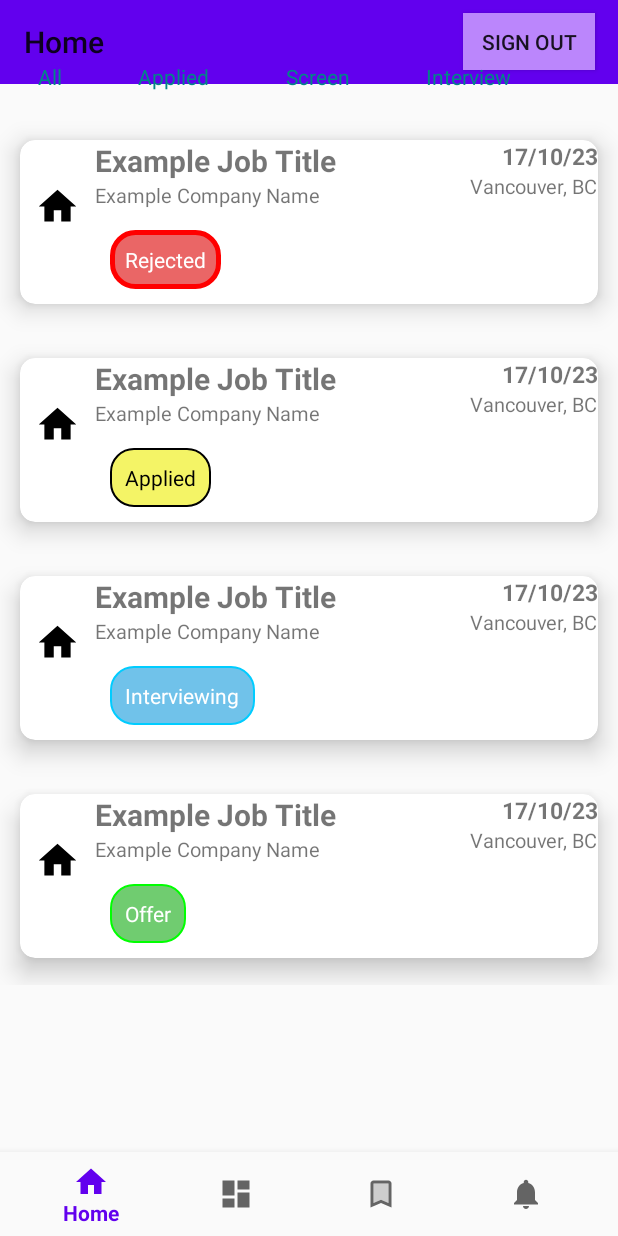
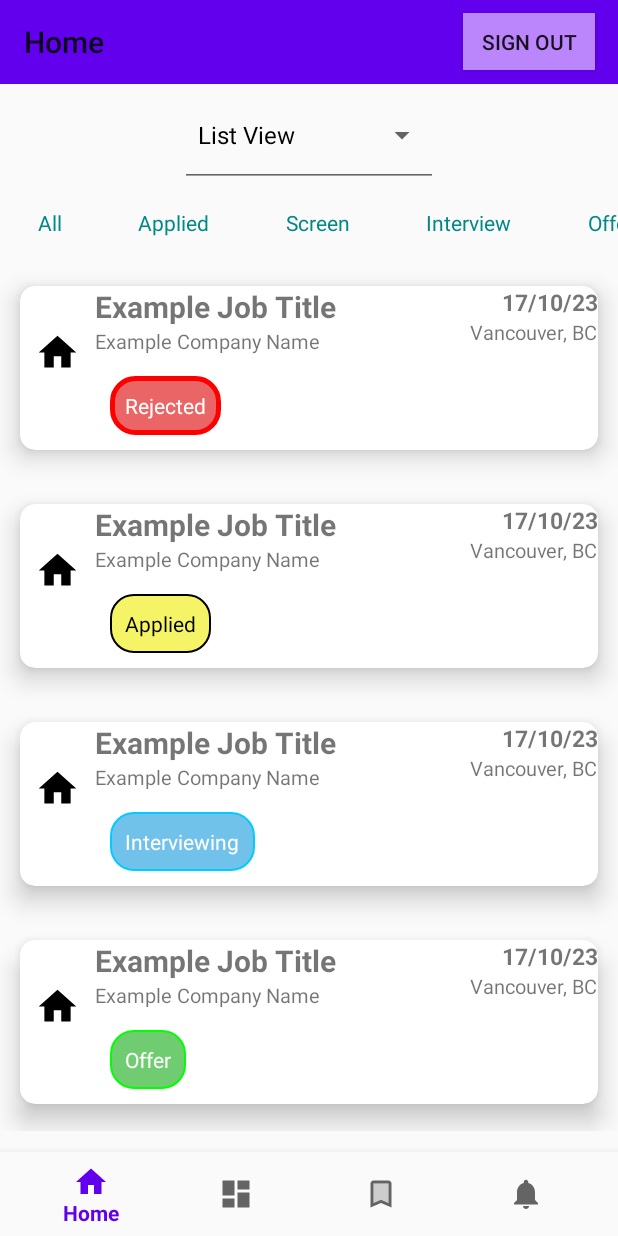
Before and after one commit to katiesun138/FinalProject362, an Android app: the screen it shows after launch once a user with an empty profile is signed in (MainActivity), on a phone screen of 412 x 824 dp. Run offline under Robolectric (Android 15) with nearby library versions, the phone set to English and light mode, and no system bars; our stand-ins replace Firebase (no records; nobody signed in at launch, a user with empty details on screens opened directly), navigation-ui; libraries missing offline, so code that uses them is left out: com.firebase.ui.

Commit message:
Home UI cleaned up

```diff
--- a/app/src/main/java/com/example/fin362/home_detail.kt
+++ /dev/null
@@ -1,6 +0,0 @@
-package com.example.fin362
-
-// TODO: Rename parameter arguments, choose names that match
-// the fragment initialization parameters, e.g. ARG_ITEM_NUMBER
-private const val ARG_PARAM1 = "param1"
-private const val ARG_PARAM2 = "param2"
--- a/app/src/main/java/com/example/fin362/ui/home/HomeFragment.kt
+++ b/app/src/main/java/com/example/fin362/ui/home/HomeFragment.kt
@@ -20,44 +20,15 @@ class HomeFragment : Fragment() {
     // This property is only valid between onCreateView and
     // onDestroyView.
     private val binding get() = _binding!!
+    private lateinit var viewModel: HomeViewModel
 
-    private fun historyDetailSetup(view: View){
-        val jobList = view.findViewById<LinearLayout>(R.id.history_job_list)
-        /*
-                for(cardIndex in 0..jobList.childCount){
-                    val card = jobList.getChildAt(cardIndex)
+    private fun spinnerSetup(view: View) {
+        val layoutSpinner = view.findViewById<Spinner>(R.id.history_view_spinner)
+        val adapter = ArrayAdapter(requireContext(),
+            android.R.layout.simple_spinner_dropdown_item,
+            resources.getStringArray(R.array.history_layout_types))
 
-                    card.setOnClickListener{
-                        //TODO: This doesn't pass any info, it just changes fragments.
-                        //Not actually useful in its current state!
-                        val fragTransaction = requireActivity().supportFragmentManager.beginTransaction()
-                        fragTransaction.replace(R.id.nav_host_fragment_activity_main, HomeDetail())
-                        fragTransaction.commit()
-                    }
-                }*/
-    }
-
-    override fun onCreateView(
-        inflater: LayoutInflater,
-        container: ViewGroup?,
-        savedInstanceState: Bundle?
-    ): View {
-        val homeViewModel =
-            ViewModelProvider(this)[HomeViewModel::class.java]
-
-        _binding = FragmentHomeBinding.inflate(inflater, container, false)
-        val view: View = binding.root
-
-        val layoutSpinner = view.findViewById<Spinner>(R.id.history_view_spinner)
-
-        ArrayAdapter.createFromResource(
-            requireContext(),
-            R.array.history_layout_types,
-            android.R.layout.simple_spinner_item
-        ).also { adapter ->
-            adapter.setDropDownViewResource(android.R.layout.simple_spinner_dropdown_item)
-            layoutSpinner.adapter = adapter
-        }
+        layoutSpinner.adapter = adapter
 
         layoutSpinner.onItemSelectedListener = object : AdapterView.OnItemSelectedListener{
             override fun onNothingSelected(parent: AdapterView<*>?) {
@@ -66,13 +37,41 @@ class HomeFragment : Fragment() {
 
             override fun onItemSelected(parent: AdapterView<*>?, view: View?, position: Int, id: Long) {
                 when(position){
-                    0 -> homeViewModel.compactView = false
-                    1 -> homeViewModel.compactView = true
-                    else -> homeViewModel.compactView = false // Shouldn't be possible
+                    0 -> viewModel.compactView = false
+                    1 -> viewModel.compactView = true
+                    else -> viewModel.compactView = false // Shouldn't be possible
                 }
+                //TODO: Make this actually change anything on the display
             }
         }
+    }
+    private fun historyDetailSetup(view: View){
+        val jobList = view.findViewById<LinearLayout>(R.id.history_job_list)
+        for(cardIndex in 0..<jobList.childCount){
+            val card = jobList.getChildAt(cardIndex)
 
+            card.setOnClickListener{
+                //TODO: This doesn't pass any info, it just changes fragments.
+                //Not actually useful in its current state!
+                val fragTransaction = requireActivity().supportFragmentManager.beginTransaction()
+                fragTransaction.replace(R.id.history_container,  HomeDetail())
+                fragTransaction.addToBackStack(null)
+                fragTransaction.commit()
+            }
+        }
+    }
+
+    override fun onCreateView(
+        inflater: LayoutInflater,
+        container: ViewGroup?,
+        savedInstanceState: Bundle?
+    ): View {
+        viewModel = ViewModelProvider(this)[HomeViewModel::class.java]
+
+        _binding = FragmentHomeBinding.inflate(inflater, container, false)
+        val view: View = binding.root
+
+        spinnerSetup(view)
         historyDetailSetup(view)
 
         return view
--- a/app/src/main/res/layout/activity_main.xml
+++ b/app/src/main/res/layout/activity_main.xml
@@ -33,5 +33,4 @@
         app:layout_constraintRight_toRightOf="parent"
         app:layout_constraintTop_toTopOf="parent"
         app:navGraph="@navigation/mobile_navigation" />
-
 </androidx.constraintlayout.widget.ConstraintLayout>
--- a/app/src/main/res/layout/fragment_home.xml
+++ b/app/src/main/res/layout/fragment_home.xml
@@ -1,12 +1,23 @@
 <?xml version="1.0" encoding="utf-8"?>
-<RelativeLayout xmlns:android="http://schemas.android.com/apk/res/android"
+<FrameLayout
+    xmlns:android="http://schemas.android.com/apk/res/android"
     xmlns:app="http://schemas.android.com/apk/res-auto"
     xmlns:tools="http://schemas.android.com/tools"
+    android:layout_width="wrap_content"
+    android:layout_height="wrap_content"
+    android:id="@+id/history_container">
+<RelativeLayout
     android:layout_width="match_parent"
     android:layout_height="match_parent"
     tools:context=".ui.home.HomeFragment">
 
+    <View
+        android:id="@+id/history_toolbar_padding"
+        android:layout_width="match_parent"
+        android:layout_height="?android:attr/actionBarSize"/>
+
     <Spinner
+        android:layout_below="@id/history_toolbar_padding"
         android:id="@+id/history_view_spinner"
         android:layout_height="wrap_content"
         android:layout_width="wrap_content"
@@ -14,8 +25,12 @@
         style="@style/Widget.AppCompat.Spinner.Underlined"
         />
 
-    <ScrollView
+    <LinearLayout
         android:id="@+id/history_filter_scroll"
+        android:layout_width="wrap_content"
+        android:layout_height="wrap_content"
+        android:layout_below="@id/history_view_spinner">
+        <HorizontalScrollView
             android:layout_width="match_parent"
             android:layout_height="wrap_content"
             android:layout_below="@id/history_view_spinner">
@@ -76,11 +91,17 @@
                     android:textColor="@color/teal_700"
                     style="@style/Widget.AppCompat.Light.ActionButton" />
             </LinearLayout>
-    </ScrollView>
+        </HorizontalScrollView>
+    </LinearLayout>
+    <LinearLayout
+        android:layout_width="wrap_content"
+        android:layout_height="wrap_content"
+        android:orientation="vertical"
+        android:layout_below="@id/history_filter_scroll"
+        android:paddingBottom="?android:attr/actionBarSize">
         <ScrollView
             android:layout_width="match_parent"
-        android:layout_height="wrap_content"
-        android:layout_below="@id/history_filter_scroll">
+            android:layout_height="wrap_content">
             <LinearLayout
                 android:id="@+id/history_job_list"
                 android:layout_width="match_parent"
@@ -364,4 +385,6 @@
                 </androidx.cardview.widget.CardView>
             </LinearLayout>
         </ScrollView>
+    </LinearLayout>
 </RelativeLayout>
+</FrameLayout>
--- a/app/src/main/res/layout/fragment_home_detail.xml
+++ b/app/src/main/res/layout/fragment_home_detail.xml
@@ -1,13 +1,18 @@
 <?xml version="1.0" encoding="utf-8"?>
-<RelativeLayout xmlns:android="http://schemas.android.com/apk/res/android"
+<RelativeLayout
+    xmlns:android="http://schemas.android.com/apk/res/android"
     xmlns:app="http://schemas.android.com/apk/res-auto"
     xmlns:tools="http://schemas.android.com/tools"
+    android:id="@+id/history_detail"
     android:layout_width="match_parent"
     android:layout_height="match_parent"
-    tools:context=".ui.home.home_detail">
+    tools:context=".ui.home.HomeDetail"
+    android:paddingTop="?android:attr/actionBarSize"
+    android:paddingBottom="?android:attr/actionBarSize">
     <ScrollView
         android:layout_width="match_parent"
-        android:layout_height="wrap_content">
+        android:layout_height="wrap_content"
+        android:background="?android:windowBackground">
         <LinearLayout
             android:layout_width="match_parent"
             android:layout_height="wrap_content"
--- a/app/src/main/res/navigation/mobile_navigation.xml
+++ b/app/src/main/res/navigation/mobile_navigation.xml
@@ -9,7 +9,11 @@
         android:id="@+id/navigation_home"
         android:name="com.example.fin362.ui.home.HomeFragment"
         android:label="@string/title_home"
-        tools:layout="@layout/fragment_home" />
+        tools:layout="@layout/fragment_home" >
+        <action
+            android:id="@+id/action_navigation_home_to_homeDetail"
+            app:destination="@id/homeDetail" />
+    </fragment>
 
     <fragment
         android:id="@+id/navigation_dashboard"
@@ -28,4 +32,9 @@
         android:name="com.example.fin362.ui.settings.SettingsFragment"
         android:label="@string/title_settings"
         tools:layout="@layout/fragment_settings" />
+    <fragment
+        android:id="@+id/homeDetail"
+        android:name="com.example.fin362.ui.home.HomeDetail"
+        android:label="fragment_home_detail"
+        tools:layout="@layout/fragment_home_detail" />
 </navigation>
--- a/app/src/main/res/values/strings_history.xml
+++ b/app/src/main/res/values/strings_history.xml
@@ -20,13 +20,13 @@
     <string name="history_detail_save">Save</string>
 
     <string-array name="history_layout_types">
-        List View
-        Compact View
+        <item>List View</item>
+        <item>Compact View</item>
     </string-array>
 
     <string-array name="history_graph_types">
-        Pie Chart View
-        Bar Graph View
-        Sankey Diagram View
+        <item>Pie Chart View</item>
+        <item>Bar Graph View</item>
+        <item>Sankey Diagram View</item>
     </string-array>
 </resources>
```
Lines whose indentation alone changed are shown as unchanged.
